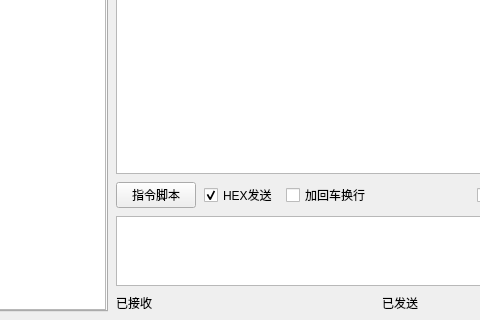
Qt form MainWindow.ui (AndroidCoderPeng/SerialPortDebugger) before a commit; both pictures show x 160 to 640 and y 280 to 600 of the 800 by 600 pixel window.
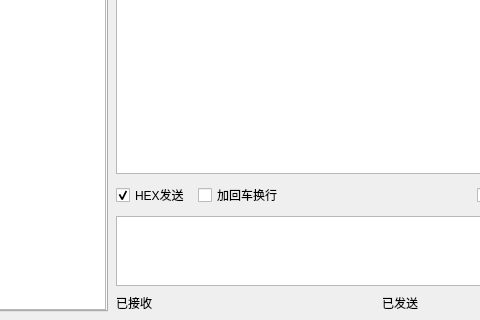
The same form after that commit.

Commit message: refactor: 将指令脚本移至菜单并提取槽函数

Patch:
```diff
--- a/MainWindow.ui
+++ b/MainWindow.ui
@@ -234,13 +234,6 @@
                                 <property name="spacing">
                                     <number>8</number>
                                 </property>
-                                <item>
-                                    <widget class="QPushButton" name="scriptButton">
-                                        <property name="text">
-                                            <string>指令脚本</string>
-                                        </property>
-                                    </widget>
-                                </item>
                                 <item>
                                     <widget class="QCheckBox" name="hexSendCheckBox">
                                         <property name="text">
```
Left out of the diff: 10 changed lines with no effect on the pictures. The commit also changes 2 other files.
